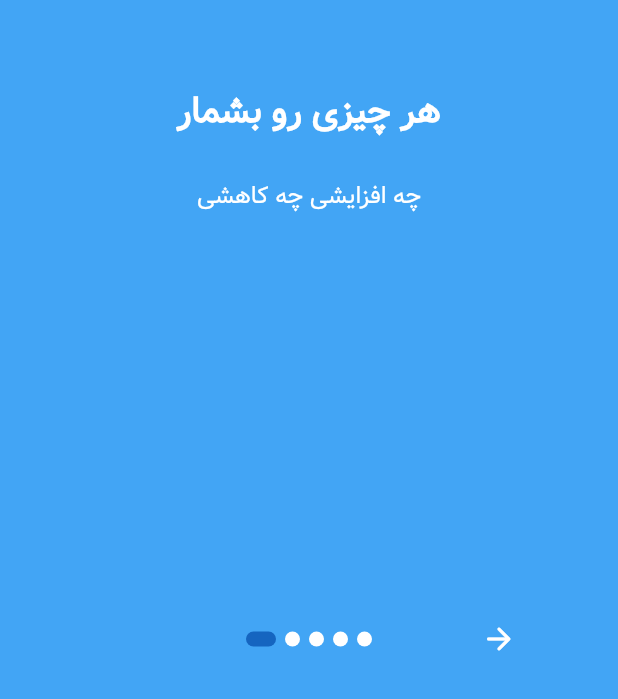
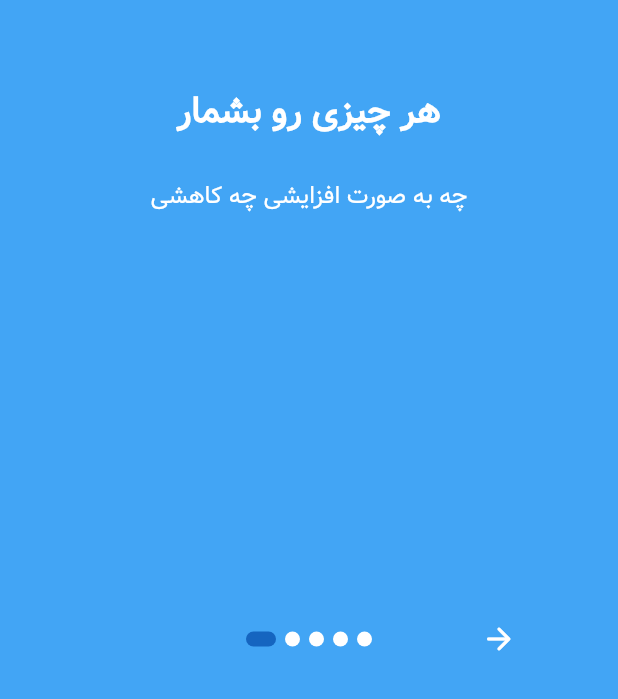
Before and after one commit to naazeri/beshmar-flutter, a Flutter app: the screen it shows after launch, on a phone screen of 412 x 824 dp, the part 537-1236 px from its top. Run offline on Flutter 3.47's test engine with Material 2 defaults, Android fonts, the phone set to English and light mode, and no system bars; drawn by our look-alikes of introduction_screen; our stand-ins replace file_picker, permission_handler, shared_preferences, showcaseview; missing offline and left inert: flutter_poolakey, holding_gesture.

Commit message:
change intro text

```diff
--- a/lib/page/introduction_page.dart
+++ b/lib/page/introduction_page.dart
@@ -52,7 +52,7 @@ class IntroductionPage extends StatelessWidget {
     return [
       PageViewModel(
         title: "هر چیزی رو بشمار",
-        body: 'چه افزایشی چه کاهشی',
+        body: 'چه به صورت افزایشی چه کاهشی',
         image: Image.asset(
           'asset/image/icon.png',
           width: imageWidth + 30,
```
